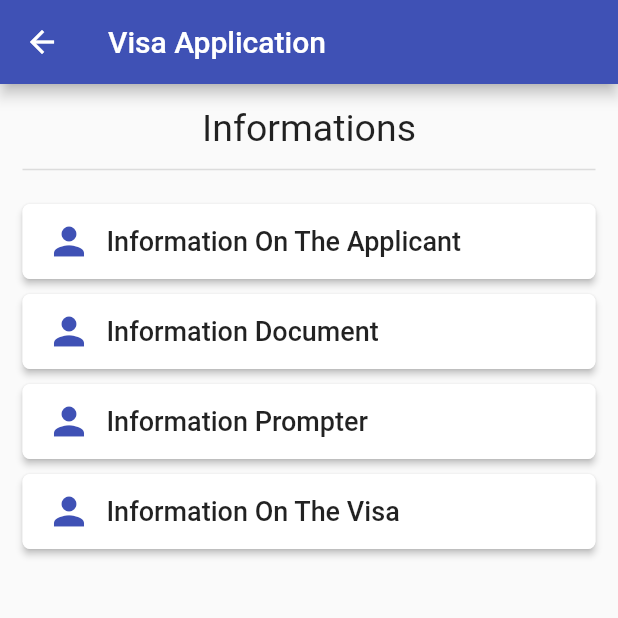
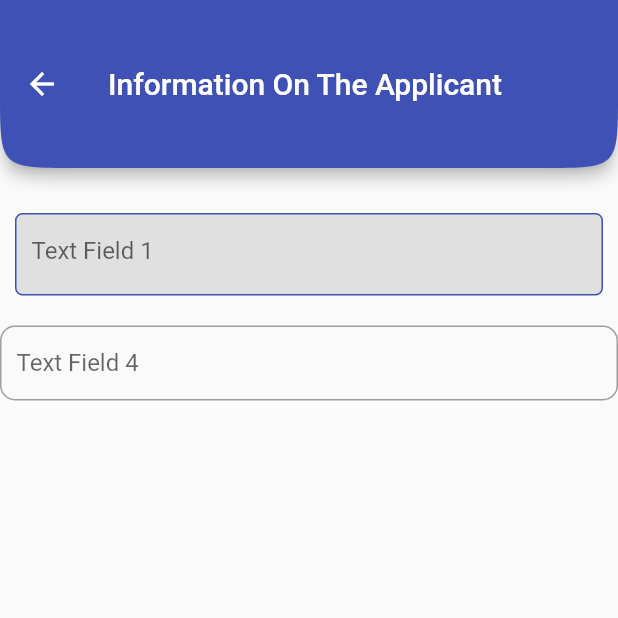
Before and after one commit to Pokemfeze/evisa, a Flutter app: the screen it shows after launch, on a phone screen of 412 x 824 dp, the top half of it. Run offline on Flutter 3.47's test engine with Material 2 defaults, Android fonts, the light colour scheme and no system bars; our stand-ins replace firebase_auth, firebase_core; accounts and stored records are empty.

Commit message:
avance du  projet

```diff
--- a/Evisa/lib/main.dart
+++ b/Evisa/lib/main.dart
@@ -1,4 +1,5 @@
 import 'package:evisa/screen/home_screen.dart';
+import 'package:evisa/screen/informationapplican_screen.dart';
 import 'package:evisa/screen/signin_screen.dart';
 import 'package:evisa/screen/visaappliaction_screen.dart';
 import 'package:firebase_core/firebase_core.dart';
@@ -30,7 +31,7 @@ class MyApp extends StatelessWidget {
         // is not restarted.
         primarySwatch: Colors.blue,
       ),
-      home: const VisaApplication(),
+      home: const InformationApplicant(),
     );
   }
 }
--- /dev/null
+++ b/Evisa/lib/screen/informationapplican_screen.dart
@@ -0,0 +1,80 @@
+import 'package:evisa/screen/visaappliaction_screen.dart';
+import 'package:flutter/cupertino.dart';
+import 'package:flutter/material.dart';
+import 'package:flutter/rendering.dart';
+
+class InformationApplicant extends StatefulWidget {
+  const InformationApplicant({super.key});
+
+  @override
+  State<InformationApplicant> createState() => _InformationApplicantState();
+}
+
+
+
+class _InformationApplicantState extends State<InformationApplicant> {
+  @override
+  Widget build(BuildContext context) {
+    return MaterialApp(
+      home: Scaffold(
+        appBar: AppBar(
+          title: const Text("Information On The Applicant"),
+          backgroundColor: Colors.indigo,
+          leading: IconButton(
+            icon: const Icon(Icons.arrow_back, color: Colors.white),
+            onPressed: () {
+              Navigator.push(
+                context,
+                MaterialPageRoute(builder: (context) => const VisaApplication()),
+              );
+            },
+          ),
+          toolbarHeight: kToolbarHeight * 2, // Double the height of the appbar
+          shape: const ContinuousRectangleBorder(
+            borderRadius: BorderRadius.only(
+              bottomLeft: Radius.circular(50.0),
+              bottomRight: Radius.circular(50.0),
+            ),
+          ),
+        ),
+
+
+        body: Column(
+          children: [
+            const SizedBox(height: 20),
+            Container(
+              margin: const EdgeInsets.all(10),
+              decoration: BoxDecoration(
+                color: Colors.grey[300], // Ajoute la couleur de fond gris
+                borderRadius: BorderRadius.circular(5),
+                border: Border.all(color: Colors.indigo),
+              ),
+              height: 55,
+              child: const TextField(
+                decoration: InputDecoration(
+                  border: InputBorder.none,
+                  hintText: 'Text Field 1',
+                  contentPadding: EdgeInsets.all(10),
+                ),
+              ),
+            ),
+            const SizedBox(height: 10), // Espacement entre les champs
+            Container(
+              decoration: BoxDecoration(
+                borderRadius: BorderRadius.circular(10),
+                border: Border.all(color: Colors.grey),
+              ),
+              child: const TextField(
+                decoration: InputDecoration(
+                  border: InputBorder.none,
+                  hintText: 'Text Field 4',
+                  contentPadding: EdgeInsets.all(10),
+                ),
+              ),
+            ),
+          ],
+        ),
+      ),
+    );
+  }
+}
```
Also changed, not shown: Evisa/lib/screen/visaappliaction_screen.dart (+33 -0 lines).
